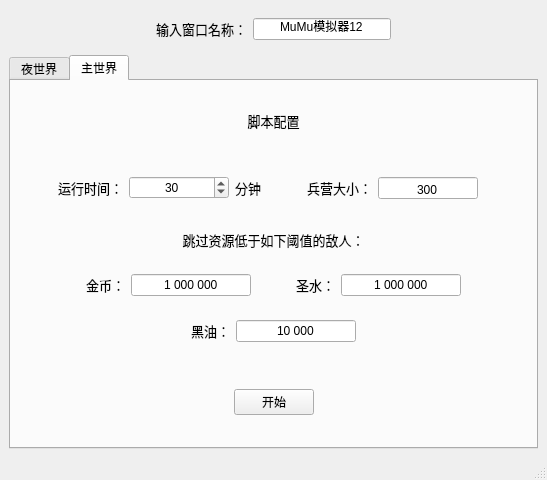
First picture: the form in ui.ui, repository nev3da/COC, before the edit.
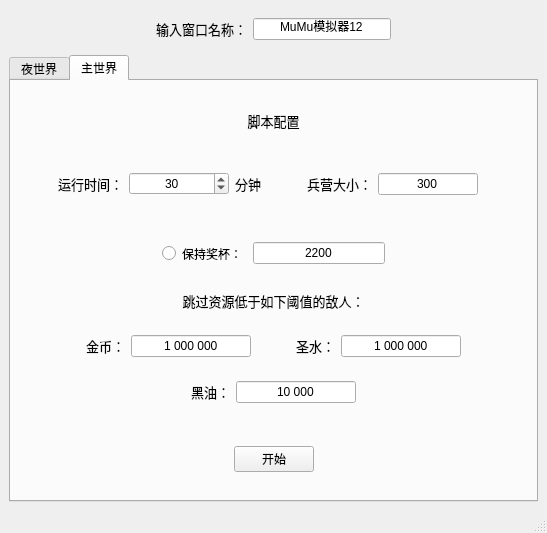
Second picture: the form after the edit. The open tabs and pages were chosen to show the change.

Commit message: 可以保持奖杯数

The edit to the form file:
```diff
--- a/ui.ui
+++ b/ui.ui
@@ -7,7 +7,7 @@
     <x>0</x>
     <y>0</y>
     <width>547</width>
-    <height>480</height>
+    <height>533</height>
    </rect>
   </property>
   <property name="windowTitle">
@@ -701,7 +701,7 @@
                     <string>300</string>
                    </property>
                    <property name="alignment">
-                    <set>Qt::AlignBottom|Qt::AlignHCenter</set>
+                    <set>Qt::AlignCenter</set>
                    </property>
                   </widget>
                  </item>
@@ -727,6 +727,61 @@
              </layout>
             </widget>
            </item>
+           <item>
+            <widget class="QWidget" name="widget_15" native="true">
+             <layout class="QHBoxLayout" name="horizontalLayout_9">
+              <item>
+               <spacer name="horizontalSpacer_18">
+                <property name="orientation">
+                 <enum>Qt::Horizontal</enum>
+                </property>
+                <property name="sizeHint" stdset="0">
+                 <size>
+                  <width>40</width>
+                  <height>20</height>
+                 </size>
+                </property>
+               </spacer>
+              </item>
+              <item>
+               <widget class="QRadioButton" name="radioButton">
+                <property name="sizePolicy">
+                 <sizepolicy hsizetype="Preferred" vsizetype="Preferred">
+                  <horstretch>0</horstretch>
+                  <verstretch>0</verstretch>
+                 </sizepolicy>
+                </property>
+                <property name="text">
+                 <string>保持奖杯：</string>
+                </property>
+               </widget>
+              </item>
+              <item>
+               <widget class="QLineEdit" name="rank">
+                <property name="text">
+                 <string>2200</string>
+                </property>
+                <property name="alignment">
+                 <set>Qt::AlignCenter</set>
+                </property>
+               </widget>
+              </item>
+              <item>
+               <spacer name="horizontalSpacer_13">
+                <property name="orientation">
+                 <enum>Qt::Horizontal</enum>
+                </property>
+                <property name="sizeHint" stdset="0">
+                 <size>
+                  <width>40</width>
+                  <height>20</height>
+                 </size>
+                </property>
+               </spacer>
+              </item>
+             </layout>
+            </widget>
+           </item>
            <item>
             <widget class="QWidget" name="widget_10" native="true">
              <layout class="QVBoxLayout" name="verticalLayout_6">
```
The commit also changes 4 other files.
